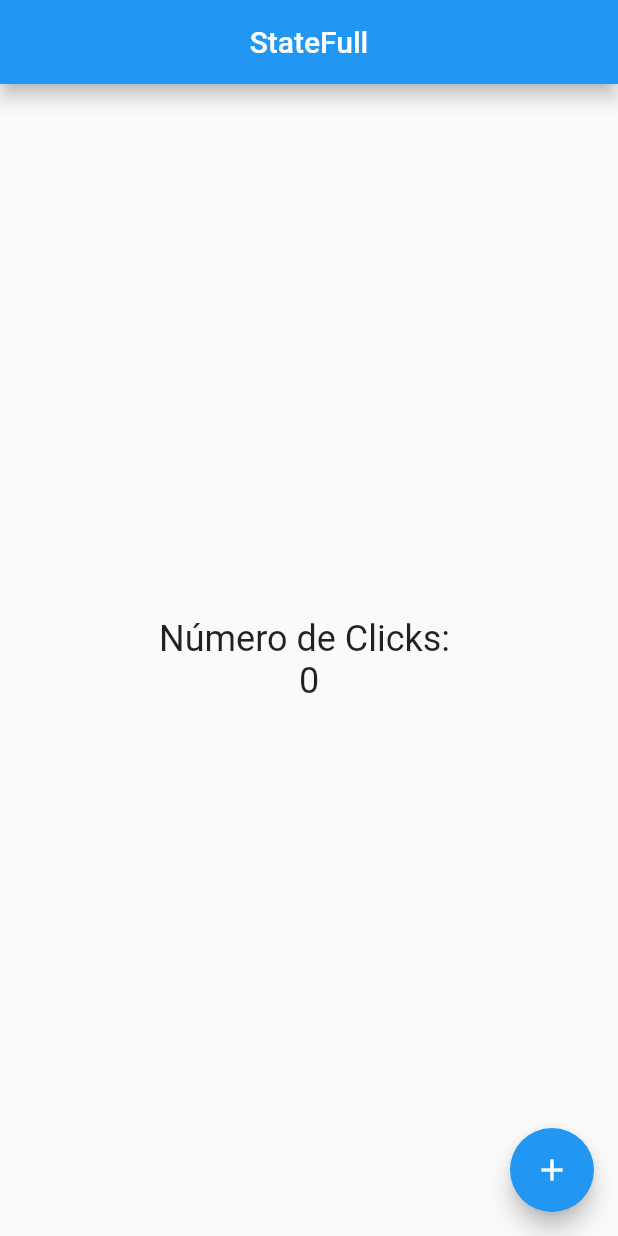
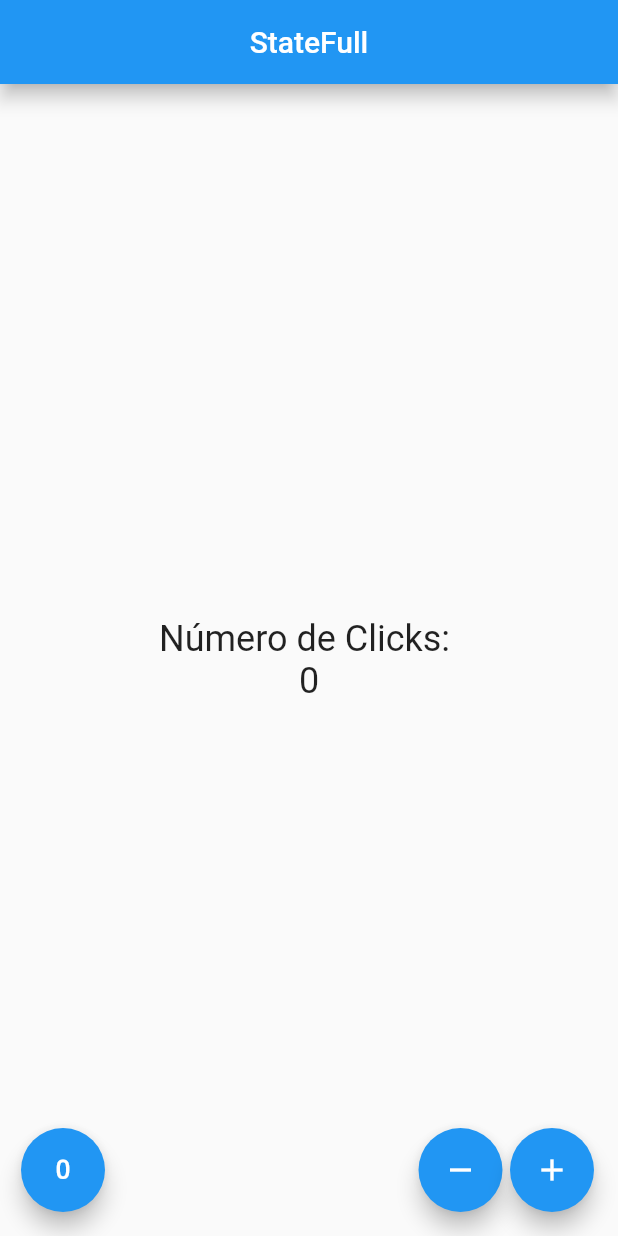
Before and after one commit to carlosacom/flutter-contador, a Flutter app: the screen it shows after launch, on a phone screen of 412 x 824 dp. Run offline on Flutter 3.47's test engine with Material 2 defaults, Android fonts, the phone set to English and light mode, and no system bars.

```diff
--- a/lib/src/pages/contador_page.dart
+++ b/lib/src/pages/contador_page.dart
@@ -31,15 +31,47 @@ class _ContadorPageSate extends State<ContadorPage> {
             ],
           )
       ),
-      floatingActionButton: FloatingActionButton(
-        child: Icon(Icons.add),
-        onPressed: () {
-          setState(() {
-            _count++;
-          });
-        },
-      ),
+      floatingActionButton: _crearBotones()
+    );
+  }
+  Widget _crearBotones () {
+    return Row(
+      mainAxisAlignment: MainAxisAlignment.end,
+      children: <Widget>[
+        SizedBox(
+          width: 30,
+        ),
+        FloatingActionButton(
+          child: Icon(Icons.exposure_zero),
+          onPressed: _reset,
+        ),
+        Expanded(
+          child: SizedBox(),
+        ),
+        FloatingActionButton(
+          child: Icon(Icons.remove),
+          onPressed: _substraer,
+        ),
+        SizedBox(
+          width: 5,
+        ),
+        FloatingActionButton(
+          child: Icon(Icons.add),
+          onPressed: _increment,
+        ),
+      ],
     );
   }
 
+  void _increment() {
+    setState(() => this._count++);
+  }
+
+  void _substraer() {
+    setState(() => _count-- );
+  }
+
+  void _reset() {
+    setState(() => _count = 0);
+  }
 }
```
